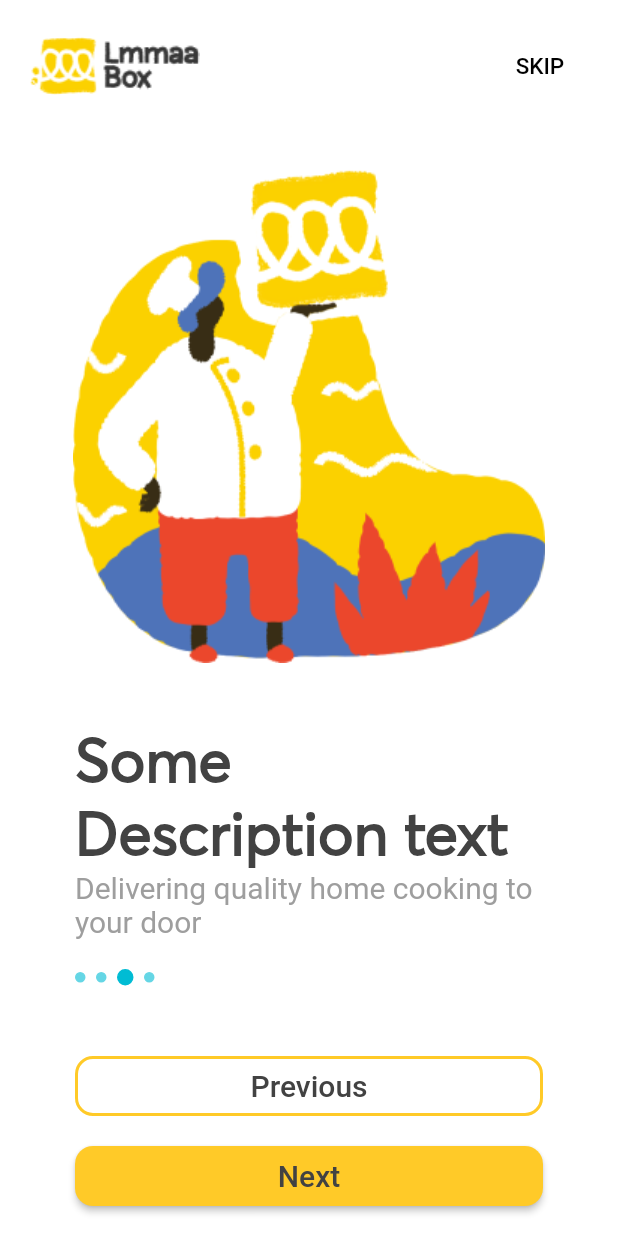
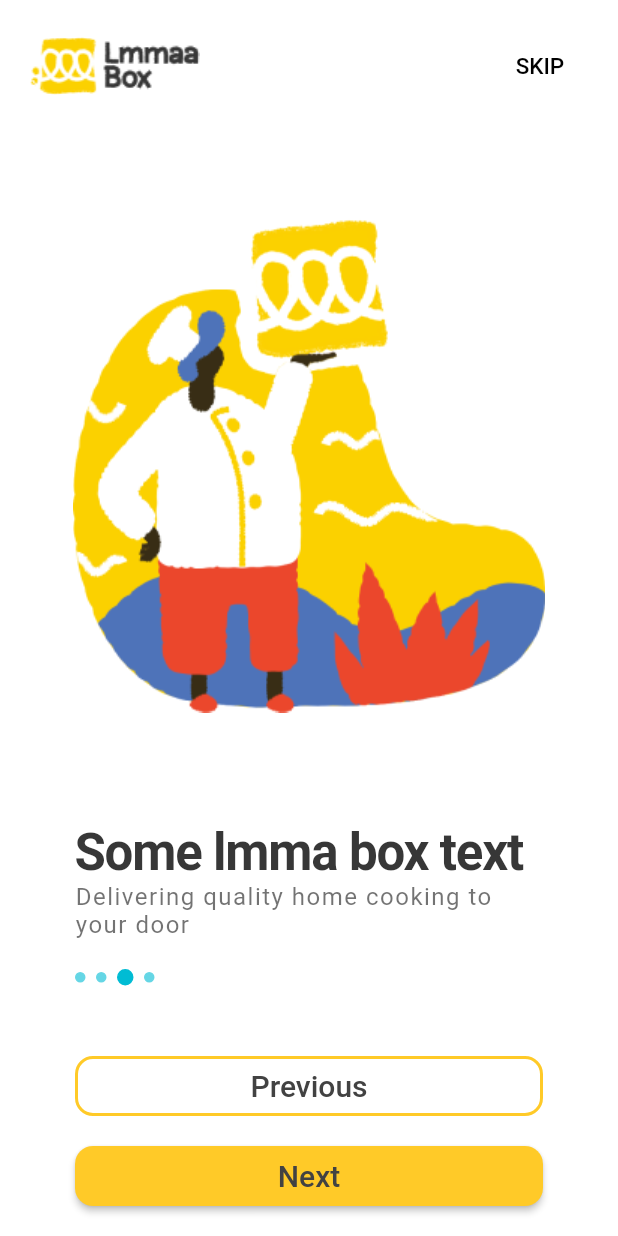
Before and after one commit to ilicina1/lmma_box, a Flutter app: the screen it shows after launch, after a tap on "Next", on a phone screen of 412 x 824 dp. Run offline on Flutter 3.47's test engine with Material 2 defaults, Android fonts, the phone set to English and light mode, and no system bars; our stand-ins replace splashscreen; project files that could hold a hidden picture were left out.

Commit message:
izmjena textHeadera

```diff
--- a/lib/view/welcome_screen/pages/first_page.dart
+++ b/lib/view/welcome_screen/pages/first_page.dart
@@ -1,6 +1,5 @@
 import 'package:flutter/material.dart';
 import 'package:lmma_box/view/welcome_screen/widgets/app_bar_widget.dart';
-import 'package:lmma_box/view/welcome_screen/widgets/next_page_button.dart';
 import 'package:lmma_box/view/welcome_screen/widgets/set_text_welcome_screen.dart';
 
 class FirstPage extends StatefulWidget {
--- a/lib/view/welcome_screen/pages/fourth_page.dart
+++ b/lib/view/welcome_screen/pages/fourth_page.dart
@@ -1,4 +1,5 @@
 import 'package:flutter/material.dart';
+import 'package:lmma_box/view/welcome_screen/widgets/set_text_welcome_screen.dart';
 
 class FourthPage extends StatelessWidget {
   @override
@@ -14,17 +15,13 @@ class FourthPage extends StatelessWidget {
           Container(
             margin: EdgeInsets.fromLTRB(50, 96, 50, 50),
             child: Center(
-                child: Text(
-              'Some Onboarding Text',
-              style: TextStyle(fontSize: 34, fontWeight: FontWeight.w500),
-            )),
+              child: TextWidget("Some Onboarding Text").getTextWidget("title"),
+            ),
           ),
           Container(
             margin: EdgeInsets.fromLTRB(50, 0, 50, 30),
-            child: Text(
-              'Delivering quality home cooking to your door',
-              style: TextStyle(fontWeight: FontWeight.w400, fontSize: 16),
-            ),
+            child: TextWidget("Delivering quality home cooking to your door")
+                .getTextWidget("details"),
           ),
         ],
       ),
--- a/lib/view/welcome_screen/pages/second_page.dart
+++ b/lib/view/welcome_screen/pages/second_page.dart
@@ -23,12 +23,6 @@ class _SecondPageState extends State<SecondPage> {
           ),
           centerImage(context),
           HeaderText(),
-          // Column(
-          //   children: [
-          //     previousButton(context),
-          //     nextButton(context),
-          //   ],
-          // ),
         ],
       ),
     );
--- a/lib/view/welcome_screen/pages/third_page.dart
+++ b/lib/view/welcome_screen/pages/third_page.dart
@@ -24,12 +24,6 @@ class _ThirdPageState extends State<ThirdPage> {
             child: Image.asset('assets/images/logothirdpage.png'),
           ),
           HeaderTextThird(),
-          // Column(
-          //   children: [
-          //     previousButton(context),
-          //     nextButton(context),
-          //   ],
-          // ),
         ],
       ),
     );
--- a/lib/view/welcome_screen/widgets/next_page_button.dart
+++ b/lib/view/welcome_screen/widgets/next_page_button.dart
@@ -1,6 +1,6 @@
 import 'package:flutter/material.dart';
 import 'package:lmma_box/utils/style/next_button_style.dart';
-import 'package:lmma_box/utils/style/first_page_text_styles.dart';
+import 'package:lmma_box/utils/style/welcome_screen_text_styles.dart';
 
 Widget nextPageButton() {
   return SizedBox(
--- a/lib/view/welcome_screen/widgets/second_page_widgets/center_image.dart
+++ b/lib/view/welcome_screen/widgets/second_page_widgets/center_image.dart
@@ -1,9 +1,5 @@
 import 'package:flutter/material.dart';
 
 Widget centerImage(context) {
-  // return Padding(
-  //   padding: const EdgeInsets.only(top: 100),
-  //   child: Image(image: AssetImage('assets/images/image 27.png')),
-  // );
   return Image(image: AssetImage('assets/images/image 27.png'));
 }
--- a/lib/view/welcome_screen/widgets/second_page_widgets/description_text.dart
+++ b/lib/view/welcome_screen/widgets/second_page_widgets/description_text.dart
@@ -1,16 +1,12 @@
 import 'package:flutter/material.dart';
+import 'package:lmma_box/view/welcome_screen/widgets/set_text_welcome_screen.dart';
 
 class DescriptionText extends StatelessWidget {
   @override
   Widget build(BuildContext context) {
     return Container(
-      child: Text(
-        "Delivering quality home cooking to your door",
-        style: TextStyle(
-          color: Colors.grey[500],
-          fontSize: 20,
-        ),
-      ),
+      child: TextWidget("Delivering quality home cooking to your door")
+          .getTextWidget('details'),
     );
   }
 }
--- a/lib/view/welcome_screen/widgets/second_page_widgets/header_text.dart
+++ b/lib/view/welcome_screen/widgets/second_page_widgets/header_text.dart
@@ -1,6 +1,7 @@
 import 'package:flutter/material.dart';
 import 'package:lmma_box/utils/styles/styles.dart';
 import 'package:lmma_box/view/welcome_screen/widgets/second_page_widgets/description_text.dart';
+import 'package:lmma_box/view/welcome_screen/widgets/set_text_welcome_screen.dart';
 
 class HeaderText extends StatelessWidget {
   @override
@@ -10,14 +11,7 @@ class HeaderText extends StatelessWidget {
       child: Column(
         crossAxisAlignment: CrossAxisAlignment.start,
         children: [
-          Text(
-            "Some",
-            style: headerText,
-          ),
-          Text(
-            "Description text",
-            style: headerText,
-          ),
+          TextWidget("Some Description text").getTextWidget('title'),
           DescriptionText(),
         ],
       ),
--- a/lib/view/welcome_screen/widgets/third_page_widgets/headerTextThird.dart
+++ b/lib/view/welcome_screen/widgets/third_page_widgets/headerTextThird.dart
@@ -1,6 +1,7 @@
 import 'package:flutter/material.dart';
 import 'package:lmma_box/utils/styles/styles.dart';
 import 'package:lmma_box/view/welcome_screen/widgets/second_page_widgets/description_text.dart';
+import 'package:lmma_box/view/welcome_screen/widgets/set_text_welcome_screen.dart';
 
 class HeaderTextThird extends StatelessWidget {
   @override
@@ -10,14 +11,7 @@ class HeaderTextThird extends StatelessWidget {
       child: Column(
         crossAxisAlignment: CrossAxisAlignment.start,
         children: [
-          Text(
-            "Some",
-            style: headerText,
-          ),
-          Text(
-            "Description text",
-            style: headerText,
-          ),
+          TextWidget("Some lmma box text").getTextWidget("title"),
           DescriptionText(),
         ],
       ),
```
